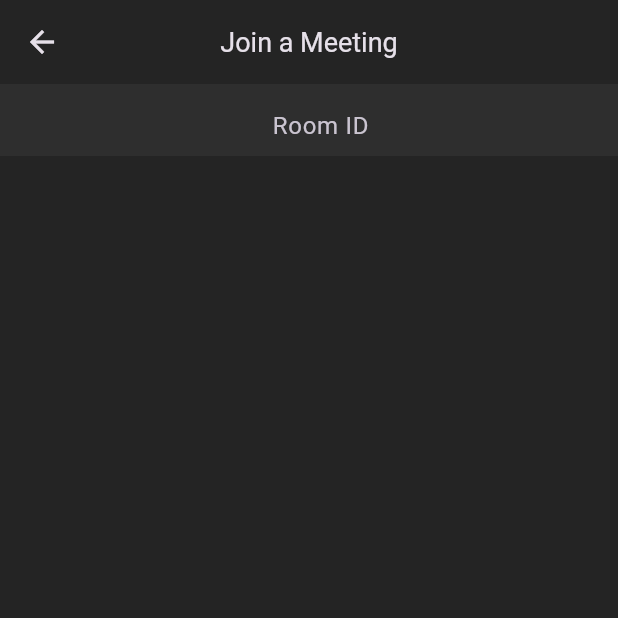
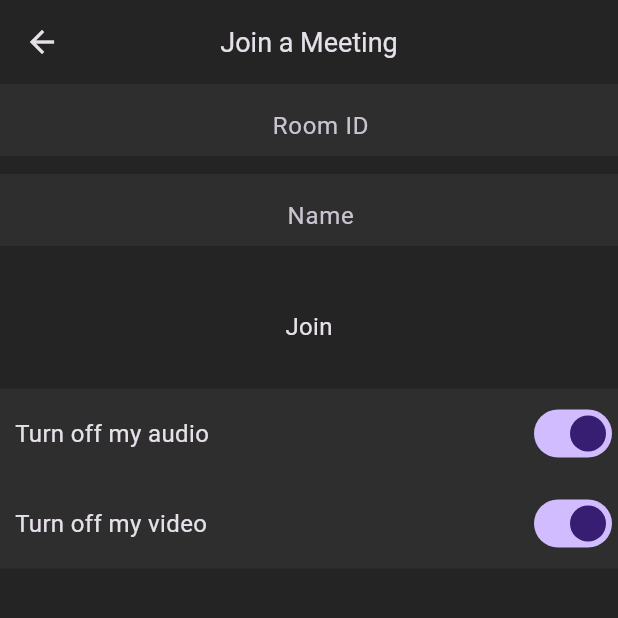
Before and after one commit to IshitaPathak/UnityMeet, a Flutter app: the VideoCallScreen screen opened by its route, on a phone screen of 412 x 824 dp, the top half of it. Run offline on Flutter 3.47's test engine with Material 3 defaults, Android fonts, the phone set to English and light mode, and no system bars; our stand-ins replace cloud_firestore, firebase_auth, firebase_core, google_sign_in; missing offline and left inert: jitsi_meet_wrapper; accounts and stored records are empty.

Commit message:
feat:storing users meeting info

```diff
--- /dev/null
+++ b/lib/resources/firestore_methods.dart
@@ -0,0 +1,19 @@
+import 'package:cloud_firestore/cloud_firestore.dart';
+import 'package:firebase_auth/firebase_auth.dart';
+
+class FireStoreMethods {
+  final FirebaseFirestore _firestore = FirebaseFirestore.instance;
+  final FirebaseAuth _auth = FirebaseAuth.instance;
+
+  void addToMeetingHistory(String meetingName) async {
+    try {
+      await _firestore
+          .collection('users')
+          .doc(_auth.currentUser!.uid)
+          .collection('meetings')
+          .add({'meetingName': meetingName, 'createdAt': DateTime.now()});
+    } catch (e) {
+      print(e);
+    }
+  }
+}
--- a/lib/resources/jitsi_meet_methods.dart
+++ b/lib/resources/jitsi_meet_methods.dart
@@ -1,22 +1,32 @@
 import 'package:chalo_milte_hai/resources/auth_method.dart';
+import 'package:chalo_milte_hai/resources/firestore_methods.dart';
 import 'package:jitsi_meet_wrapper/jitsi_meet_wrapper.dart';
 
 class JitsiMeetMethods {
   final AuthMethods _authMethods = AuthMethods();
-
-  Future<void> createMetting(
-      {required String roomName,
-      required bool isAudioMuted,
-      required bool isVideoMuted}) async {
+  final FireStoreMethods _fireStoreMethods = FireStoreMethods();
+  Future<void> createMetting({
+    required String roomName,
+    required bool isAudioMuted,
+    required bool isVideoMuted,
+    String username = '',
+  }) async {
+    String name;
+    if (username.isEmpty) {
+      name = _authMethods.user.displayName!;
+    } else {
+      name = username;
+    }
     var options = JitsiMeetingOptions(
         roomNameOrUrl: roomName,
-        userDisplayName: _authMethods.user.displayName,
+        userDisplayName: name,
         userEmail: _authMethods.user.email,
         userAvatarUrl: _authMethods.user.photoURL,
         isAudioOnly: isAudioMuted,
         isVideoMuted: isVideoMuted);
     // await JitsiMeetWrapper.joinMeeting(
     //     options: JitsiMeetingOptions(roomNameOrUrl: roomName));
+    _fireStoreMethods.addToMeetingHistory((roomName));
     await JitsiMeetWrapper.joinMeeting(options: options);
   }
 }
--- a/lib/screens/vedio_call_screen.dart
+++ b/lib/screens/vedio_call_screen.dart
@@ -1,4 +1,7 @@
+import 'package:chalo_milte_hai/resources/auth_method.dart';
+import 'package:chalo_milte_hai/resources/jitsi_meet_methods.dart';
 import 'package:chalo_milte_hai/utils/colors.dart';
+import 'package:chalo_milte_hai/widgets/meeting_options.dart';
 import 'package:flutter/material.dart';
 
 class VideoCallScreen extends StatefulWidget {
@@ -9,13 +12,36 @@ class VideoCallScreen extends StatefulWidget {
 }
 
 class _VideoCallScreenState extends State<VideoCallScreen> {
+  final AuthMethods _authMethods = AuthMethods();
   late TextEditingController meetingIdController;
+  late TextEditingController nameController;
+  final JitsiMeetMethods _jitsiMeetMethods = JitsiMeetMethods();
+
+  bool isAudioMuted = true;
+  bool isVideoMuted = true;
 
   @override
   void initState() {
     // TODO: implement initState
     meetingIdController = TextEditingController();
+    nameController = TextEditingController(text: _authMethods.user.displayName);
     super.initState();
+  }
+
+  @override
+  void dispose() {
+    super.dispose();
+    meetingIdController.dispose();
+    nameController.dispose();
+    // JitsiMeet.removeAllListeners();
+  }
+
+  _joinMeeting() {
+    _jitsiMeetMethods.createMetting(
+        roomName: meetingIdController.text,
+        isAudioMuted: isAudioMuted,
+        isVideoMuted: isVideoMuted,
+        username: nameController.text);
   }
 
   @override
@@ -46,9 +72,53 @@ class _VideoCallScreenState extends State<VideoCallScreen> {
                   hintText: 'Room ID',
                   contentPadding: EdgeInsets.fromLTRB(16, 8, 0, 0)),
             ),
-          )
+          ),
+          SizedBox(
+            height: 60,
+            child: TextField(
+              controller: nameController,
+              maxLines: 1,
+              textAlign: TextAlign.center,
+              keyboardType: TextInputType.number,
+              decoration: const InputDecoration(
+                  fillColor: secondaryBackgroundColor,
+                  filled: true,
+                  border: InputBorder.none,
+                  hintText: 'Name',
+                  contentPadding: EdgeInsets.fromLTRB(16, 8, 0, 0)),
+            ),
+          ),
+          const SizedBox(height: 20),
+          InkWell(
+            onTap: _joinMeeting,
+            child: const Padding(
+              padding: EdgeInsets.all(10),
+              child: Text('Join', style: TextStyle(fontSize: 16)),
+            ),
+          ),
+          const SizedBox(height: 20),
+          MeetingOptions(
+              text: 'Turn off my audio',
+              isMute: isAudioMuted,
+              onChange: onAudioMuted),
+          MeetingOptions(
+              text: 'Turn off my video',
+              isMute: isAudioMuted,
+              onChange: onVideoMuted),
         ],
       ),
     );
   }
+
+  onAudioMuted(bool? val) {
+    setState(() {
+      isAudioMuted = val!;
+    });
+  }
+
+  onVideoMuted(bool? val) {
+    setState(() {
+      isVideoMuted = val!;
+    });
+  }
 }
--- /dev/null
+++ b/lib/widgets/meeting_options.dart
@@ -0,0 +1,33 @@
+import 'package:chalo_milte_hai/utils/colors.dart';
+import 'package:flutter/material.dart';
+
+class MeetingOptions extends StatelessWidget {
+  final String text;
+  final bool isMute;
+  final Function(bool) onChange;
+  const MeetingOptions(
+      {super.key,
+      required this.text,
+      required this.isMute,
+      required this.onChange});
+  @override
+  Widget build(BuildContext context) {
+    return Container(
+      height: 60,
+      color: secondaryBackgroundColor,
+      child: Row(
+        mainAxisAlignment: MainAxisAlignment.spaceBetween,
+        children: [
+          Padding(
+            padding: const EdgeInsets.all(10.0),
+            child: Text(
+              text,
+              style: const TextStyle(fontSize: 16),
+            ),
+          ),
+          Switch.adaptive(value: isMute, onChanged: onChange)
+        ],
+      ),
+    );
+  }
+}
```
